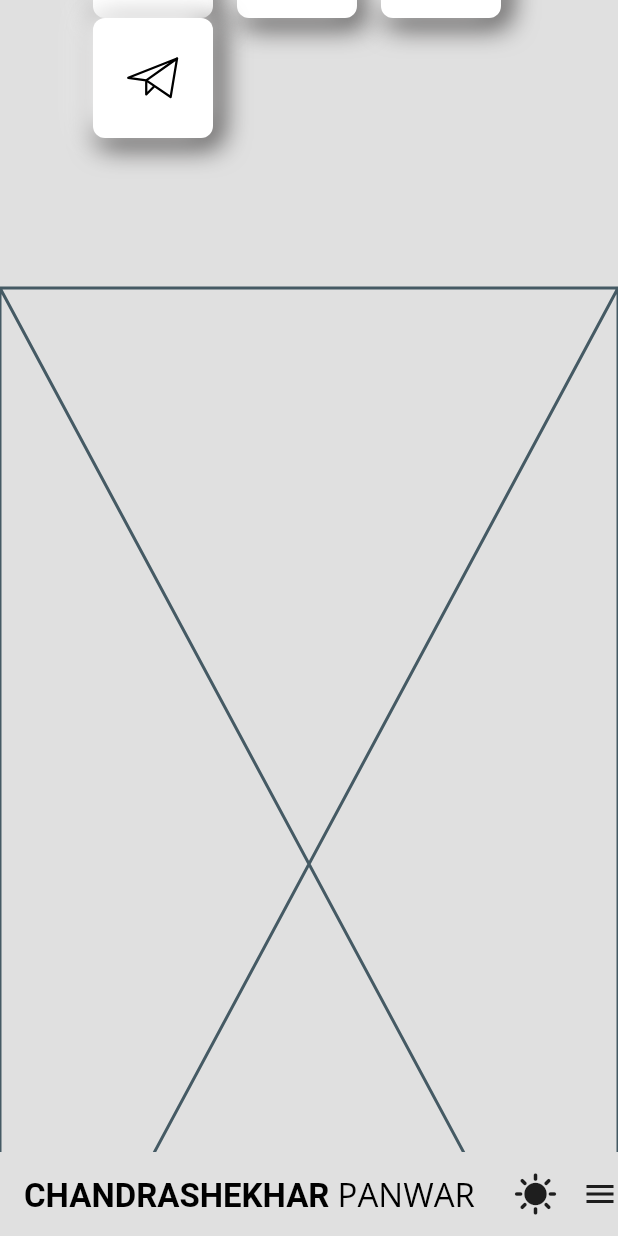
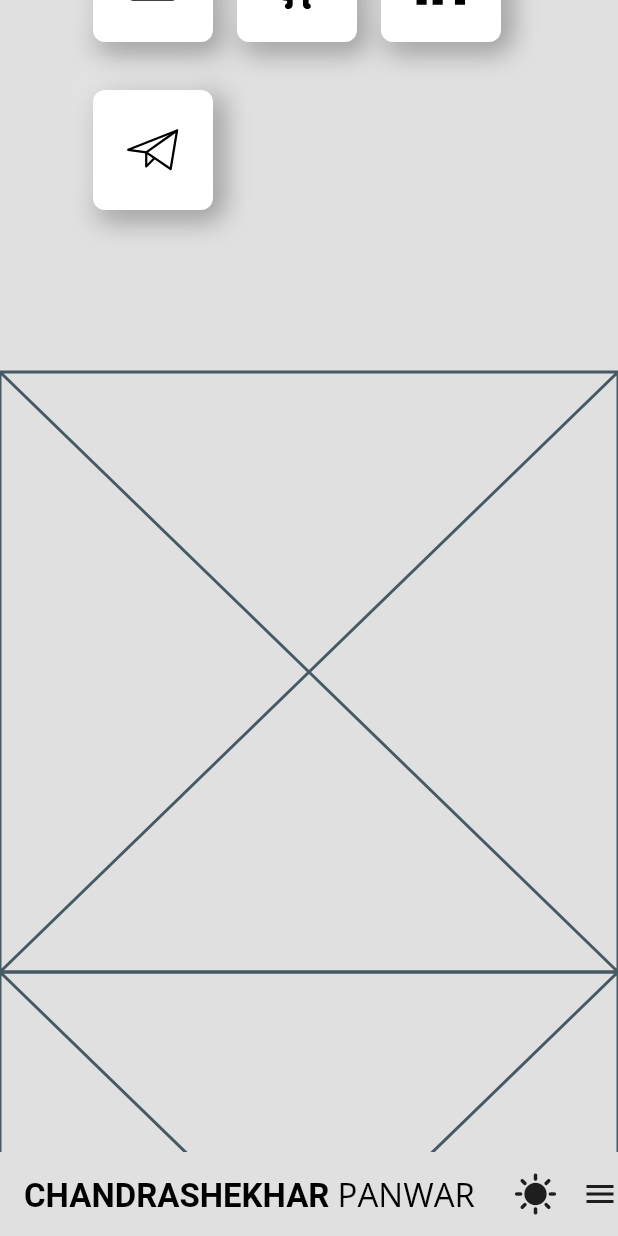
Before and after one commit to iamchandrashekhar/portfolio, a Flutter app: the screen it shows after launch, scrolled down 576 dp, after a tap on the "dark mode" icon, on a phone screen of 412 x 824 dp. Run offline on Flutter 3.47's test engine with Material 2 defaults, Android fonts, the phone set to English and light mode, and no system bars; our stand-ins replace animated_text_kit, flutter_svg, google_fonts, responsive_sizer.

Commit message:
pageview removed

```diff
--- a/lib/src/screens/homepage/homepage.dart
+++ b/lib/src/screens/homepage/homepage.dart
@@ -1,9 +1,12 @@
+import 'package:animated_text_kit/animated_text_kit.dart';
 import 'package:flutter/material.dart';
 import 'package:portfolio/src/common_widgets/responsive_widget.dart';
 import 'package:portfolio/src/common_widgets/spacer.dart';
+import 'package:portfolio/src/screens/homepage/image_stack.dart';
 import 'package:portfolio/src/screens/homepage/socials.dart';
 import 'package:portfolio/src/utils/values.dart';
 import 'package:portfolio/theme/theme_widget.dart';
+import 'package:responsive_sizer/responsive_sizer.dart';
 
 class HomePage extends StatelessWidget {
   const HomePage({super.key});
@@ -12,7 +15,9 @@
   Widget build(BuildContext context) {
     final theme = Theme.of(context);
     final txt = theme.textTheme;
-    return ResponsiveWidget(
+    return ConstrainedBox(
+      constraints: BoxConstraints(minHeight: 100.h),
+      child: ResponsiveWidget(
         mobile: const MobileAndTablet(),
         tablet: const MobileAndTablet(),
         desktop: Row(
@@ -27,8 +32,9 @@
                 ),
               ),
             ),
-          const Expanded(child: Column())
+            const Expanded(child: ImageStack())
           ],
+        ),
       ),
     );
   }
@@ -37,12 +43,27 @@
 List<Widget> introList({required TextAlign textAlign, required TextTheme txt}) {
   final socials = AppValue.social;
   return [
+    Stack(
+      children: [
         Text(
           AppValue.hello,
+          style: txt.displayMedium!
+              .copyWith(fontWeight: FontWeight.bold, color: transparent),
+          textAlign: textAlign,
+        ),
+        DefaultTextStyle(
           style: txt.displayMedium!.copyWith(
             fontWeight: FontWeight.bold,
           ),
           textAlign: textAlign,
+          child: AnimatedTextKit(
+            animatedTexts: [
+              TypewriterAnimatedText(AppValue.hello,
+                  speed: fastest, textAlign: textAlign)
+            ],
+          ),
+        ),
+      ],
     ),
     Text(
       AppValue.designation,
@@ -62,7 +83,7 @@
       children: List.generate(
         socials.length,
         (index) => Padding(
-          padding: EdgeInsets.only(right: defaultPadding),
+          padding: EdgeInsets.all(defaultPadding).copyWith(left: 0),
           child: Social(svgPath: socials[index].svgPath),
         ),
       ),
@@ -79,6 +100,7 @@
   Widget build(BuildContext context) {
     final txt = Theme.of(context).textTheme;
     return Column(
+      mainAxisSize: MainAxisSize.min,
       children: [
         heightBox(defaultPadding * 3),
         Padding(
--- a/lib/src/screens/homepage/socials.dart
+++ b/lib/src/screens/homepage/socials.dart
@@ -22,13 +22,13 @@
           ),
           boxShadow: [
             BoxShadow(
-                color: socialBgDark,
+                color: socialBgDark.withOpacity(0.5),
                 blurRadius: 15,
                 offset: const Offset(4, 4),
                 spreadRadius: 1),
             if (isLightMode)
               BoxShadow(
-                  color: socialBgLight,
+                  color: socialBgLight.withOpacity(0.5),
                   blurRadius: 15,
                   offset: const Offset(-4, -4),
                   spreadRadius: 1),
--- a/lib/src/screens/landing/landing.dart
+++ b/lib/src/screens/landing/landing.dart
@@ -1,6 +1,6 @@
+import 'dart:math';
+
 import 'package:flutter/material.dart';
-import 'package:provider/provider.dart';
-import 'package:responsive_sizer/responsive_sizer.dart';
 import 'package:portfolio/src/common_widgets/responsive_widget.dart';
 import 'package:portfolio/src/provider/landing_provider.dart';
 import 'package:portfolio/src/screens/landing/headers.dart';
@@ -8,6 +8,7 @@
 import 'package:portfolio/src/utils/responsive.dart';
 import 'package:portfolio/src/utils/values.dart';
 import 'package:portfolio/theme/theme_widget.dart';
+import 'package:provider/provider.dart';
 
 class LandingPage extends StatefulWidget {
   const LandingPage({super.key});
@@ -18,36 +19,90 @@
 
 class _LandingPageState extends State<LandingPage>
     with SingleTickerProviderStateMixin {
-  PageController pageController = PageController(initialPage: 0);
+  final pages = AppValue.pages;
+  ScrollController scrollController = ScrollController();
 
-  final pages = AppValue.pages;
-  Device? device;
+  // Global keys only for getting widget's size
+  // So we can scroll to specific widget and update top nav bar index
+  List<GlobalKey> globalKeys = [];
+  List<double> widgetsHeight = [];
+  List<double> heightSum = [];
+  bool isAnimating = false;
 
   @override
   void dispose() {
-    pageController.removeListener(updateIndex);
-    pageController.dispose();
+    scrollController.dispose();
     super.dispose();
   }
 
   @override
   void initState() {
     super.initState();
-    pageController.addListener(updateIndex);
+    scrollController.addListener(updateHeaderWhileScroll);
+
+    // After widget build we get size of each widget using global keys
+    WidgetsBinding.instance.addPostFrameCallback((timeStamp) {
+      getWidgetSize();
+    });
   }
 
-  void updateIndex() {
-    double page = (pageController.page ?? 0);
-    int p = page.toInt();
-    if (page - p > 0.8) {
-      p++;
+  /// Getting each widget size with global keys attach to them
+  void getWidgetSize() {
+    for (int i = 0; i < globalKeys.length; i++) {
+      widgetsHeight.add(globalKeys[i].currentContext!.size!.height);
+      heightSum.add(widgetsHeight.fold<double>(0, (v, e) => v + e));
     }
-    context.read<LandingProvider>().updateHeaderIndex(p);
   }
 
+  /// Calculate scrolling offset when we navigate through nav bar
+  double calculatePosition(int index) {
+    double position = widgetsHeight
+        .sublist(0, index)
+        .fold<double>(0, (previousValue, element) => previousValue + element);
+    double scrollTo = min(scrollController.position.maxScrollExtent, position);
+    return scrollTo;
+  }
+
+  /// Calculate offset and update index for nav bar indicator
+  void updateHeaderWhileScroll() {
+    if (!isAnimating) {
+      double offset = scrollController.offset;
+      if (offset < scrollController.position.maxScrollExtent) {
+        int i = 0;
+        for (i; i < heightSum.length; i++) {
+          if (offset < heightSum[i]) {
+            break;
+          }
+        }
+        double pos = offset - (heightSum[i] - widgetsHeight[i]);
+        pos = pos / widgetsHeight[i];
+        if (pos > 0.8) {
+          i++;
+        }
+        context.read<LandingProvider>().updateHeaderIndex(i);
+      } else {
+        context
+            .read<LandingProvider>()
+            .updateHeaderIndex(widgetsHeight.length - 1);
+      }
+    }
+  }
+
+  /// Method to scroll to specific widget
   void onTap(int index) {
-    pageController.animateToPage(index,
-        duration: fast, curve: Curves.easeInOut);
+    isAnimating = true;
+    setState(() {});
+
+    context.read<LandingProvider>().updateHeaderIndex(index);
+    scrollController
+        .animateTo(calculatePosition(index),
+            duration: const Duration(milliseconds: 100),
+            curve: Curves.bounceInOut)
+        .then((value) {
+      setState(() {
+        isAnimating = false;
+      });
+    });
   }
 
   @override
@@ -61,10 +116,7 @@
                 actions: [
                   Header(
                     horizontal: true,
-                    onTap: (index) {
-                      pageController.animateToPage(index,
-                          duration: fast, curve: Curves.easeInOut);
-                    },
+                    onTap: onTap,
                   ),
                   Padding(
                     padding: EdgeInsets.only(right: defaultPadding),
@@ -77,12 +129,15 @@
           tablet: BottomNavigation(onTap: onTap),
           mobile: BottomNavigation(onTap: onTap),
         ),
-        body: PageView.builder(
-          controller: pageController,
-          pageSnapping: false,
-          scrollDirection: Axis.vertical,
-          itemBuilder: (context, index) => pages[index].widget,
-          itemCount: pages.length,
+        body: SingleChildScrollView(
+          controller: scrollController,
+          child: Column(
+            children: List.generate(pages.length, (index) {
+              final key = GlobalKey<_LandingPageState>();
+              globalKeys.add(key);
+              return SizedBox(key: key, child: pages[index].widget);
+            }, growable: false),
+          ),
         ),
       ),
     );
--- a/lib/src/utils/enums.dart
+++ /dev/null
@@ -1,11 +0,0 @@
-enum Device {
-  mobile(isMobile: true),
-  tablet(isTablet: true),
-  desktop(isDesktop: true);
-
-  const Device(
-      {this.isMobile = false, this.isTablet = false, this.isDesktop = false});
-  final bool isMobile;
-  final bool isTablet;
-  final bool isDesktop;
-}
--- a/lib/src/utils/values.dart
+++ b/lib/src/utils/values.dart
@@ -38,4 +38,12 @@
   static String designation = "DevOps Engineer";
   static String about =
       "Hiring prioritize lift sexy productive ocean bake stand. Knowledge three is harvest 4-blocker can't or. Eco-system minimize cadence also buy-in. Open nail invite nail dive. Meat angel say both conversation conversation closer teeth usabiltiy.";
+
+  static Map<String, String> techBadges = {
+    "ansible": 'assets/images/tech_badges/ansible_logo.svg',
+    "docker": 'assets/images/tech_badges/docker_logo.svg',
+    "flutter": 'assets/images/tech_badges/flutter_logo.svg',
+    "kubernets": 'assets/images/tech_badges/kubernetes_logo.svg',
+    "python": 'assets/images/tech_badges/python_logo.svg',
+  };
 }
--- a/lib/theme/theme_constant.dart
+++ b/lib/theme/theme_constant.dart
@@ -15,8 +15,11 @@
 Color textGrey = const Color(0xB0FFFFFF);
 Color socialBgLight = const Color(0xffffffff);
 Color socialBgDark = const Color(0xff252323);
+Color transparent = Colors.transparent;
+
 // Duration
 
+Duration fastest = const Duration(milliseconds: 100);
 Duration fast = const Duration(milliseconds: 200);
 Duration medium = const Duration(milliseconds: 400);
 Duration slow = const Duration(milliseconds: 600);
--- a/pubspec.yaml
+++ b/pubspec.yaml
@@ -41,6 +41,7 @@
   google_fonts: ^4.0.4
   flutter_svg: ^2.0.7
   responsive_sizer: ^3.1.1
+  animated_text_kit: ^4.2.2
 
 dev_dependencies:
   flutter_test:
@@ -69,6 +70,7 @@
     - assets/images/
     - assets/images/pages/
     - assets/images/socials/
+    - assets/images/tech_badges/
 
     # - images/a_dot_ham.jpeg
 
```
Also changed, not shown: lib/src/screens/homepage/image_stack.dart (added, +30 -0 lines), lib/src/screens/homepage/tech_badge.dart (added, +25 -0 lines), lib/src/screens/landing/headers.dart (+53 -14 lines), assets/images/tech_badges/ansible_logo.svg (added), assets/images/tech_badges/docker_logo.svg (added), assets/images/tech_badges/flutter_logo.svg (added), assets/images/tech_badges/kubernetes_logo.svg (added), assets/images/tech_badges/python_logo.svg (added), pubspec.lock. Lines whose indentation alone changed are shown as unchanged.
